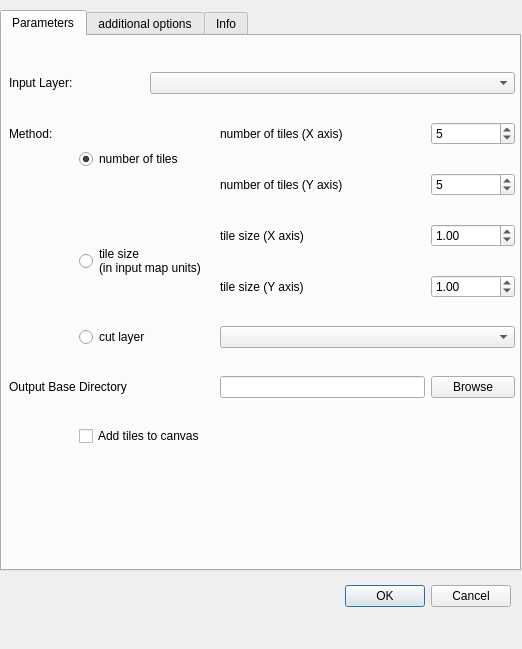
This is gridSplitter_dialog_base.ui in Sereza7/gridsplitter as Qt 5 draws it before an edit. The edited form follows.
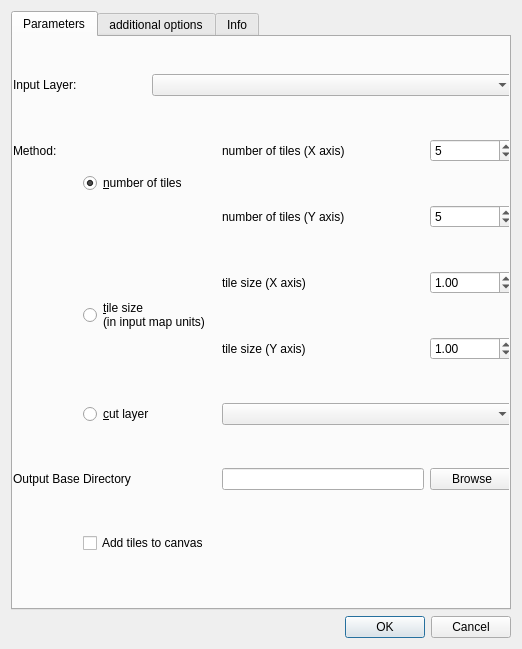
This is the edited form.

Commit message: end-of-lines and several small errors

Diff of the .ui file:
```diff
--- a/gridSplitter_dialog_base.ui
+++ b/gridSplitter_dialog_base.ui
@@ -13,34 +13,9 @@
   <property name="windowTitle">
    <string>Grid Splitter</string>
   </property>
-  <widget class="QDialogButtonBox" name="button_box">
-   <property name="geometry">
-    <rect>
-     <x>170</x>
-     <y>580</y>
-     <width>341</width>
-     <height>32</height>
-    </rect>
-   </property>
-   <property name="locale">
-    <locale language="English" country="UnitedStates"/>
-   </property>
-   <property name="orientation">
-    <enum>Qt::Horizontal</enum>
-   </property>
-   <property name="standardButtons">
-    <set>QDialogButtonBox::Cancel|QDialogButtonBox::Ok</set>
-   </property>
-  </widget>
+  <layout class="QGridLayout" name="gridLayout_2">
+   <item row="0" column="0">
   <widget class="QTabWidget" name="tabWidget">
-   <property name="geometry">
-    <rect>
-     <x>0</x>
-     <y>10</y>
-     <width>521</width>
-     <height>561</height>
-    </rect>
-   </property>
    <property name="currentIndex">
     <number>0</number>
    </property>
@@ -51,10 +26,10 @@
     <widget class="QWidget" name="layoutWidget">
      <property name="geometry">
       <rect>
-       <x>7</x>
-       <y>14</y>
-       <width>506</width>
-       <height>421</height>
+         <x>0</x>
+         <y>0</y>
+         <width>501</width>
+         <height>561</height>
       </rect>
      </property>
      <layout class="QGridLayout" name="gridLayout">
@@ -71,7 +46,7 @@
          <string>&lt;html&gt;&lt;head/&gt;&lt;body&gt;&lt;p&gt;Specify a polygon vector layer that is loaded in QGIS. For each feature, there will be a tile created.&lt;/p&gt;&lt;/body&gt;&lt;/html&gt;</string>
         </property>
         <property name="text">
-         <string>cut layer</string>
+           <string>&amp;cut layer</string>
         </property>
        </widget>
       </item>
@@ -200,7 +175,7 @@
          <string>&lt;html&gt;&lt;head/&gt;&lt;body&gt;&lt;p&gt;specify the size of the tiles. If the resolution does not allow this size, it will be up to one resolution pixel bigger&lt;/p&gt;&lt;/body&gt;&lt;/html&gt;</string>
         </property>
         <property name="text">
-         <string>tile size 
+           <string>&amp;tile size 
 (in input map units)</string>
         </property>
        </widget>
@@ -211,7 +186,7 @@
          <string>&lt;html&gt;&lt;head/&gt;&lt;body&gt;&lt;p&gt;Specify the number of tiles you want.&lt;/p&gt;&lt;/body&gt;&lt;/html&gt;</string>
         </property>
         <property name="text">
-         <string>number of tiles</string>
+           <string>&amp;number of tiles</string>
         </property>
         <property name="checked">
          <bool>true</bool>
@@ -502,6 +477,21 @@
     </widget>
    </widget>
   </widget>
+   </item>
+   <item row="1" column="0">
+    <widget class="QDialogButtonBox" name="button_box">
+     <property name="locale">
+      <locale language="English" country="UnitedStates"/>
+     </property>
+     <property name="orientation">
+      <enum>Qt::Horizontal</enum>
+     </property>
+     <property name="standardButtons">
+      <set>QDialogButtonBox::Cancel|QDialogButtonBox::Ok</set>
+     </property>
+    </widget>
+   </item>
+  </layout>
  </widget>
  <tabstops>
   <tabstop>numberTilesRadio</tabstop>
```
Left out of the diff: 4 changed lines with no effect on the pictures. Lines whose indentation alone changed are shown as unchanged. The commit also changes 1 other file.
